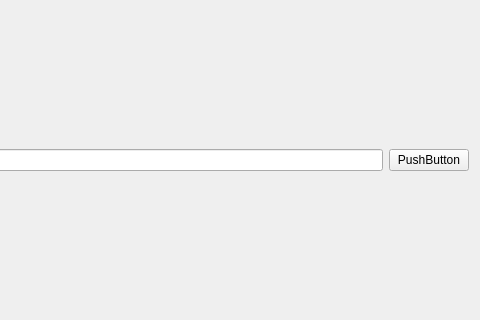
First picture: the form in chart_example/mychart/mainwindow.ui, repository saul-rodriguez/Qt, before the edit; both pictures show x 395 to 875 and y 112 to 432 of the 875 by 549 pixel window.
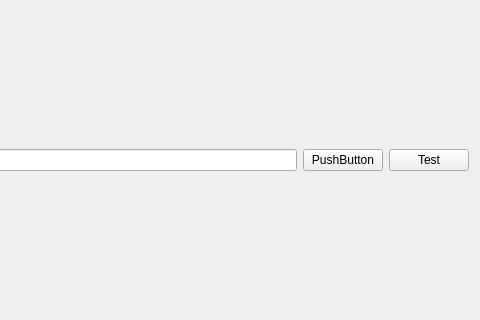
Second picture: the form after the edit.

What changed in the file:
```diff
--- a/chart_example/mychart/mainwindow.ui
+++ b/chart_example/mychart/mainwindow.ui
@@ -32,6 +32,13 @@
           </property>
          </widget>
         </item>
+        <item>
+         <widget class="QPushButton" name="pushButton_Test">
+          <property name="text">
+           <string>Test</string>
+          </property>
+         </widget>
+        </item>
        </layout>
       </item>
      </layout>
```
